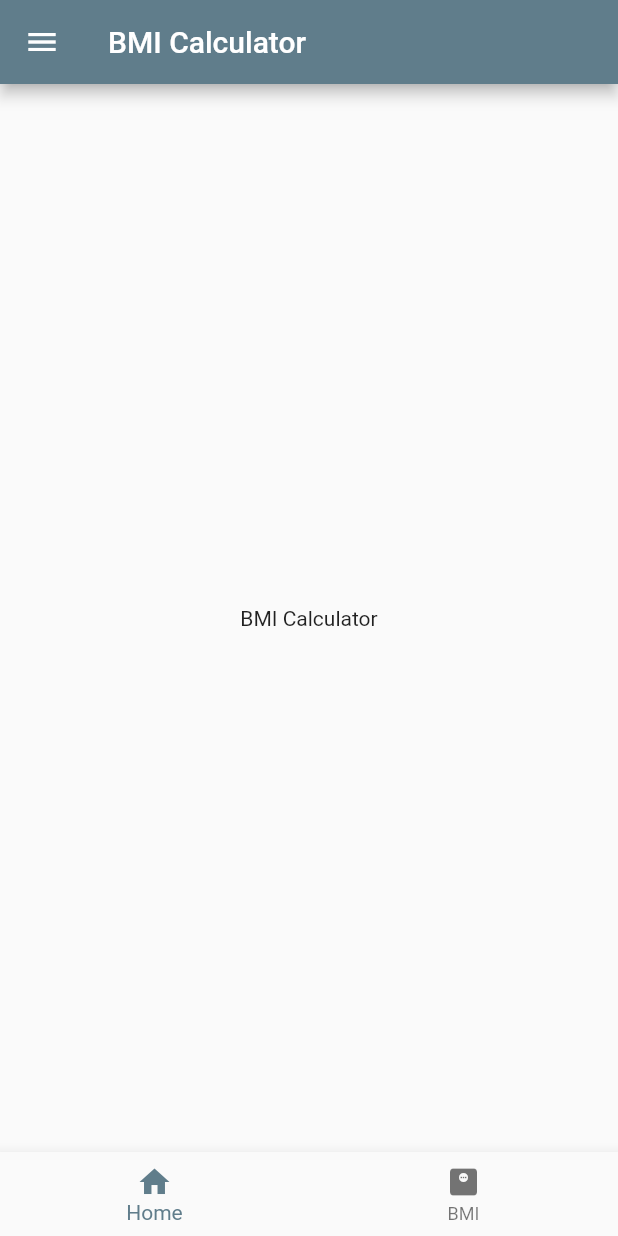
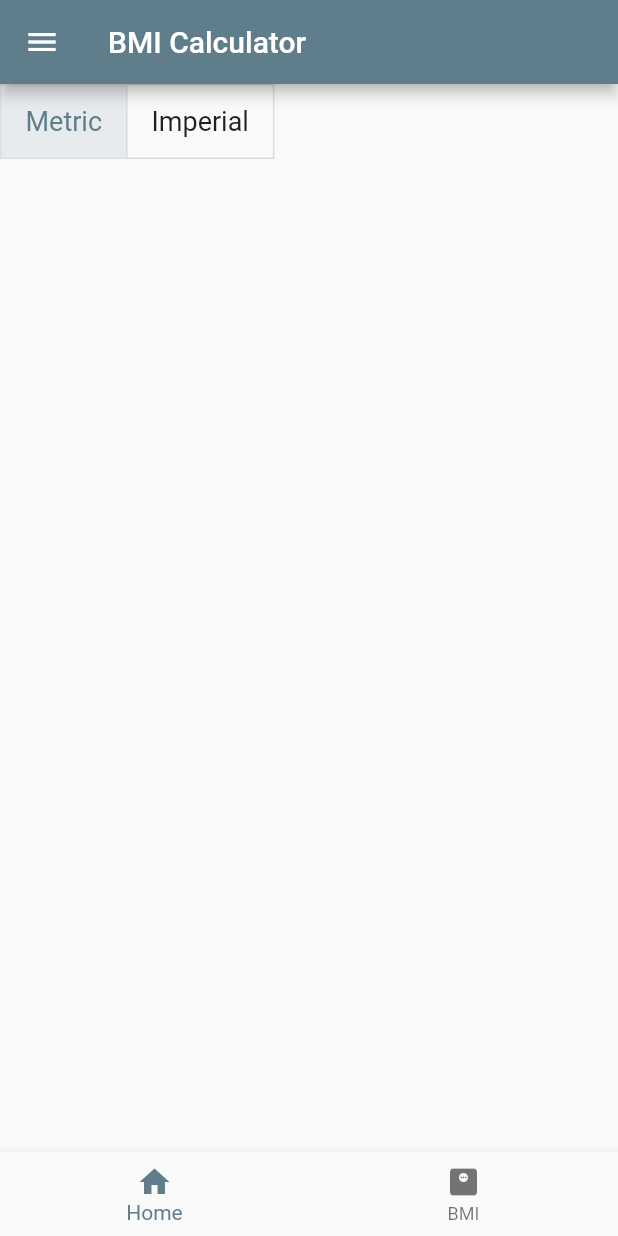
Before and after one commit to MillieNakiganda/FlutterSampleApp, a Flutter app: the BmiScreen screen opened by its route, on a phone screen of 412 x 824 dp. Run offline on Flutter 3.47's test engine with Material 2 defaults, Android fonts, the phone set to English and light mode, and no system bars.

```diff
--- a/lib/screens/bmi_screen.dart
+++ b/lib/screens/bmi_screen.dart
@@ -2,8 +2,28 @@ import 'package:flutter/material.dart';
 import 'package:flutter_sample/shared/menu_bottom.dart';
 import 'package:flutter_sample/shared/menu_drawer.dart';
 
-class BmiScreen extends StatelessWidget {
+class BmiScreen extends StatefulWidget {
   const BmiScreen({Key? key}) : super(key: key);
+
+  @override
+  State<BmiScreen> createState() => _BmiScreenState();
+}
+
+class _BmiScreenState extends State<BmiScreen> {
+  final double fontsize = 18;
+  String result = '';
+  bool isMetric = true;
+  bool isImperial = false;
+  double? height;
+  double? weight;
+  late List<bool> isSelected;
+
+  @override
+  void initState() {
+    isSelected = [isMetric, isImperial];
+    // TODO: implement initState
+    super.initState();
+  }
 
   @override
   Widget build(BuildContext context) {
@@ -11,8 +31,39 @@ class BmiScreen extends StatelessWidget {
         appBar: AppBar(title: const Text('BMI Calculator')),
         drawer: const MenuDrawer(),
         bottomNavigationBar: const MenuBottom(),
-        body: const Center(
-          child: Text('BMI Calculator'),
+        body: Column(
+          children: [
+            ToggleButtons(
+                isSelected: isSelected,
+                onPressed: toggleMeasure,
+                children: [
+                  Padding(
+                      padding: const EdgeInsets.symmetric(horizontal: 16),
+                      child: Text(
+                        'Metric',
+                        style: TextStyle(fontSize: fontsize),
+                      )),
+                  Padding(
+                      padding: const EdgeInsets.symmetric(horizontal: 16),
+                      child: Text(
+                        'Imperial',
+                        style: TextStyle(fontSize: fontsize),
+                      ))
+                ]),
+          ],
         ));
   }
+
+  void toggleMeasure(value) {
+    if (value == 0) {
+      isMetric = true;
+      isImperial = false;
+    } else {
+      isMetric = false;
+      isImperial = true;
+    }
+    setState(() {
+      isSelected = [isMetric, isImperial];
+    });
+  }
 }
```
